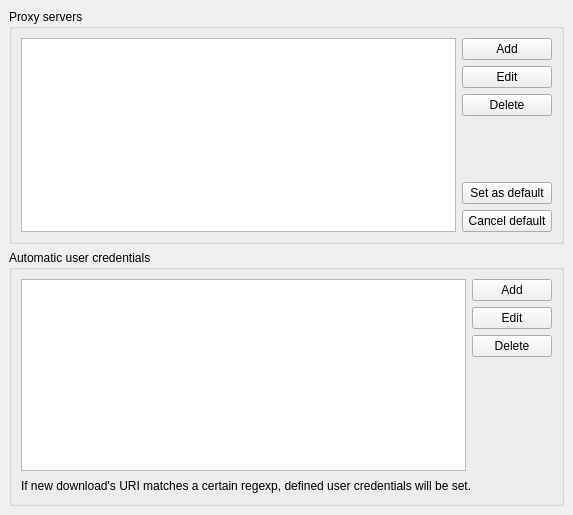
Above: engines/SettingsHttpForm.ui from LubosD/fatrat before the change. Below: the same form after it.
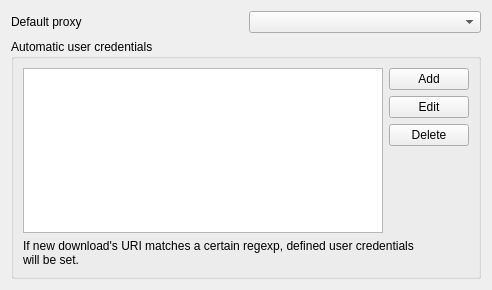
That is the form after the change. Icons and pictures are not drawn.

Commit message: Reworked proxy GUI Added proxy support for BitTorrent

Diff of the .ui file:
```diff
--- a/engines/SettingsHttpForm.ui
+++ b/engines/SettingsHttpForm.ui
@@ -5,105 +5,46 @@
    <rect>
     <x>0</x>
     <y>0</y>
-    <width>535</width>
-    <height>515</height>
+    <width>492</width>
+    <height>290</height>
    </rect>
   </property>
   <property name="windowTitle" >
    <string>HTTP/FTP</string>
   </property>
-  <layout class="QVBoxLayout" >
-   <property name="margin" >
-    <number>9</number>
-   </property>
-   <property name="spacing" >
-    <number>6</number>
-   </property>
-   <item>
-    <widget class="QGroupBox" name="groupBox" >
-     <property name="title" >
-      <string>Proxy servers</string>
+  <layout class="QGridLayout" >
+   <item row="0" column="0" >
+    <widget class="QLabel" name="label_2" >
+     <property name="text" >
+      <string>Default proxy</string>
      </property>
-     <layout class="QGridLayout" >
-      <property name="margin" >
-       <number>9</number>
-      </property>
-      <property name="spacing" >
-       <number>6</number>
-      </property>
-      <item row="5" column="1" >
-       <widget class="QPushButton" name="pushCancelDefault" >
-        <property name="text" >
-         <string>Cancel default</string>
-        </property>
-       </widget>
-      </item>
-      <item row="4" column="1" >
-       <widget class="QPushButton" name="pushSetDefault" >
-        <property name="text" >
-         <string>Set as default</string>
-        </property>
-       </widget>
-      </item>
-      <item row="3" column="1" >
-       <spacer>
-        <property name="orientation" >
-         <enum>Qt::Vertical</enum>
-        </property>
-        <property name="sizeHint" >
-         <size>
-          <width>90</width>
-          <height>41</height>
-         </size>
-        </property>
-       </spacer>
-      </item>
-      <item row="2" column="1" >
-       <widget class="QPushButton" name="pushDelete" >
-        <property name="text" >
-         <string>Delete</string>
-        </property>
-        <property name="icon" >
-         <iconset resource="gfx/resources.qrc" >:/menu/delete.png</iconset>
-        </property>
-       </widget>
-      </item>
-      <item row="1" column="1" >
-       <widget class="QPushButton" name="pushEdit" >
-        <property name="text" >
-         <string>Edit</string>
-        </property>
-        <property name="icon" >
-         <iconset resource="gfx/resources.qrc" >:/menu/properties.png</iconset>
-        </property>
-       </widget>
-      </item>
-      <item row="0" column="1" >
-       <widget class="QPushButton" name="pushAdd" >
-        <property name="text" >
-         <string>Add</string>
-        </property>
-        <property name="icon" >
-         <iconset resource="gfx/resources.qrc" >:/menu/add.png</iconset>
-        </property>
-       </widget>
-      </item>
-      <item rowspan="6" row="0" column="0" >
-       <widget class="QListWidget" name="listProxys" />
-      </item>
-     </layout>
     </widget>
    </item>
-   <item>
+   <item row="0" column="1" >
+    <widget class="QComboBox" name="comboDefaultProxy" />
+   </item>
+   <item row="1" column="0" colspan="2" >
     <widget class="QGroupBox" name="groupBox_2" >
      <property name="title" >
       <string>Automatic user credentials</string>
      </property>
      <layout class="QGridLayout" >
-      <property name="margin" >
+      <property name="leftMargin" >
        <number>9</number>
       </property>
-      <property name="spacing" >
+      <property name="topMargin" >
+       <number>9</number>
+      </property>
+      <property name="rightMargin" >
+       <number>9</number>
+      </property>
+      <property name="bottomMargin" >
+       <number>9</number>
+      </property>
+      <property name="horizontalSpacing" >
+       <number>6</number>
+      </property>
+      <property name="verticalSpacing" >
        <number>6</number>
       </property>
       <item row="4" column="0" colspan="2" >
@@ -111,6 +52,9 @@
         <property name="text" >
          <string>If new download's URI matches a certain regexp, defined user credentials will be set.</string>
         </property>
+        <property name="wordWrap" >
+         <bool>true</bool>
+        </property>
        </widget>
       </item>
       <item row="0" column="1" colspan="2" >
```
Left out of the diff: 30 changed lines with no effect on the pictures. The commit also changes 29 other files.
